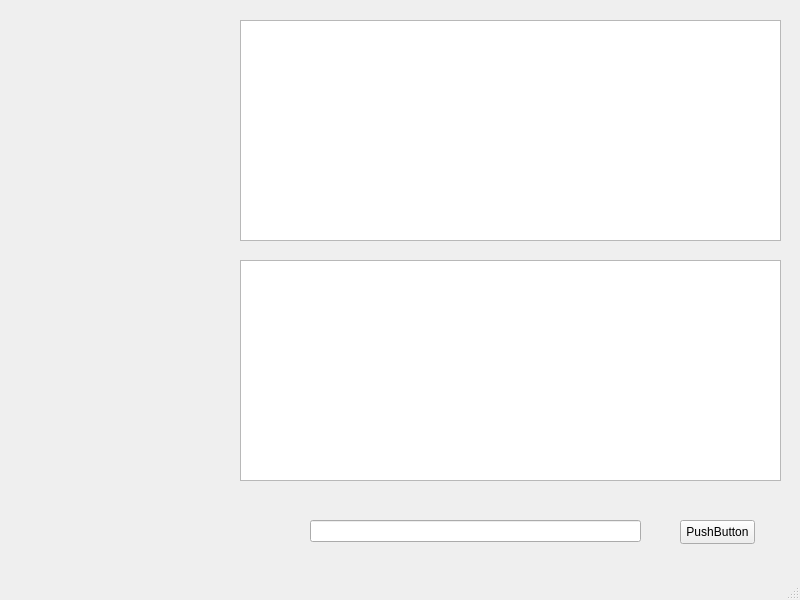
The window that untitled2/client.ui (jungyeonwoo265/qt-creator-TCP) describes before a commit, drawn with Qt 5.
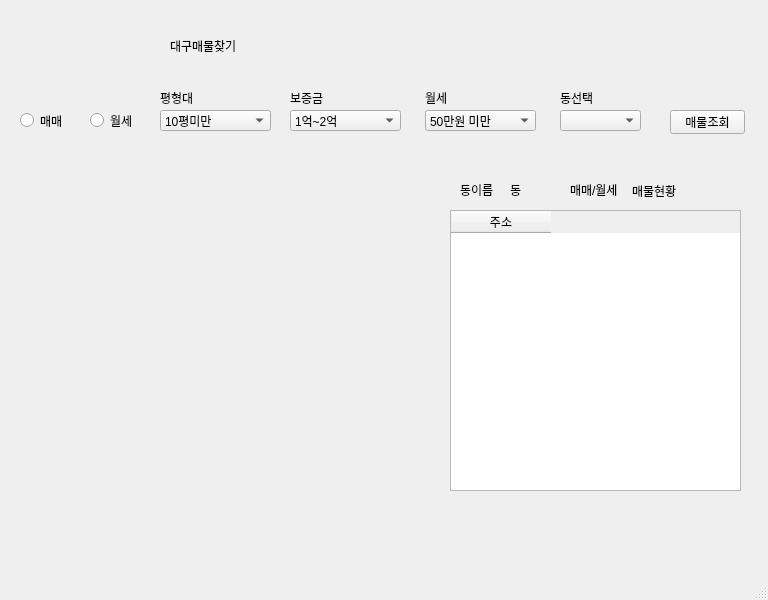
The same window after the commit.

What changed in the file:
```diff
--- a/untitled2/client.ui
+++ b/untitled2/client.ui
@@ -6,7 +6,7 @@
    <rect>
     <x>0</x>
     <y>0</y>
-    <width>800</width>
+    <width>768</width>
     <height>600</height>
    </rect>
   </property>
@@ -14,48 +14,463 @@
    <string>MainWindow</string>
   </property>
   <widget class="QWidget" name="centralwidget">
-   <widget class="QTextEdit" name="textEdit">
+   <widget class="QLabel" name="label">
     <property name="geometry">
      <rect>
-      <x>240</x>
-      <y>260</y>
-      <width>541</width>
-      <height>221</height>
+      <x>170</x>
+      <y>20</y>
+      <width>241</width>
+      <height>51</height>
      </rect>
     </property>
+    <property name="text">
+     <string>대구매물찾기</string>
+    </property>
    </widget>
-   <widget class="QLineEdit" name="lineEdit">
+   <widget class="QRadioButton" name="radioButton">
     <property name="geometry">
      <rect>
-      <x>310</x>
-      <y>520</y>
-      <width>331</width>
-      <height>22</height>
+      <x>20</x>
+      <y>110</y>
+      <width>61</width>
+      <height>21</height>
      </rect>
+    </property>
+    <property name="text">
+     <string>매매</string>
+    </property>
+   </widget>
+   <widget class="QRadioButton" name="radioButton_2">
+    <property name="geometry">
+     <rect>
+      <x>90</x>
+      <y>110</y>
+      <width>71</width>
+      <height>21</height>
+     </rect>
+    </property>
+    <property name="text">
+     <string>월세</string>
     </property>
    </widget>
    <widget class="QPushButton" name="pushButton">
     <property name="geometry">
      <rect>
-      <x>680</x>
-      <y>520</y>
+      <x>670</x>
+      <y>110</y>
       <width>75</width>
       <height>24</height>
      </rect>
     </property>
     <property name="text">
-     <string>PushButton</string>
+     <string>매물조회</string>
     </property>
    </widget>
-   <widget class="QTableWidget" name="tableWidget">
+   <widget class="QStackedWidget" name="stackedWidget">
     <property name="geometry">
      <rect>
-      <x>240</x>
-      <y>20</y>
-      <width>541</width>
-      <height>221</height>
+      <x>150</x>
+      <y>80</y>
+      <width>501</width>
+      <height>61</height>
      </rect>
     </property>
+    <property name="currentIndex">
+     <number>0</number>
+    </property>
+    <widget class="QWidget" name="page">
+     <widget class="QComboBox" name="comboBox_2">
+      <property name="geometry">
+       <rect>
+        <x>140</x>
+        <y>30</y>
+        <width>111</width>
+        <height>21</height>
+       </rect>
+      </property>
+      <item>
+       <property name="text">
+        <string>1억~2억</string>
+       </property>
+      </item>
+      <item>
+       <property name="text">
+        <string>2억~3억</string>
+       </property>
+      </item>
+      <item>
+       <property name="text">
+        <string>3억~4억</string>
+       </property>
+      </item>
+      <item>
+       <property name="text">
+        <string>4억~5억</string>
+       </property>
+      </item>
+      <item>
+       <property name="text">
+        <string>5억~6억</string>
+       </property>
+      </item>
+      <item>
+       <property name="text">
+        <string>6억~7억</string>
+       </property>
+      </item>
+      <item>
+       <property name="text">
+        <string>7억~8억</string>
+       </property>
+      </item>
+      <item>
+       <property name="text">
+        <string>8억~9억</string>
+       </property>
+      </item>
+      <item>
+       <property name="text">
+        <string>~10억</string>
+       </property>
+      </item>
+     </widget>
+     <widget class="QComboBox" name="comboBox_3">
+      <property name="geometry">
+       <rect>
+        <x>275</x>
+        <y>30</y>
+        <width>111</width>
+        <height>21</height>
+       </rect>
+      </property>
+      <item>
+       <property name="text">
+        <string>50만원 미만</string>
+       </property>
+      </item>
+      <item>
+       <property name="text">
+        <string>50~70만원</string>
+       </property>
+      </item>
+      <item>
+       <property name="text">
+        <string>71~90만원</string>
+       </property>
+      </item>
+      <item>
+       <property name="text">
+        <string>91~110만원</string>
+       </property>
+      </item>
+      <item>
+       <property name="text">
+        <string>111~130만원</string>
+       </property>
+      </item>
+      <item>
+       <property name="text">
+        <string>131~150만원</string>
+       </property>
+      </item>
+     </widget>
+     <widget class="QLabel" name="label_2">
+      <property name="geometry">
+       <rect>
+        <x>140</x>
+        <y>10</y>
+        <width>48</width>
+        <height>16</height>
+       </rect>
+      </property>
+      <property name="text">
+       <string>보증금</string>
+      </property>
+     </widget>
+     <widget class="QLabel" name="label_3">
+      <property name="geometry">
+       <rect>
+        <x>275</x>
+        <y>10</y>
+        <width>48</width>
+        <height>16</height>
+       </rect>
+      </property>
+      <property name="text">
+       <string>월세</string>
+      </property>
+     </widget>
+     <widget class="QLabel" name="label_4">
+      <property name="geometry">
+       <rect>
+        <x>10</x>
+        <y>10</y>
+        <width>48</width>
+        <height>16</height>
+       </rect>
+      </property>
+      <property name="text">
+       <string>평형대</string>
+      </property>
+     </widget>
+     <widget class="QComboBox" name="comboBox_4">
+      <property name="geometry">
+       <rect>
+        <x>410</x>
+        <y>30</y>
+        <width>81</width>
+        <height>21</height>
+       </rect>
+      </property>
+     </widget>
+     <widget class="QLabel" name="label_8">
+      <property name="geometry">
+       <rect>
+        <x>410</x>
+        <y>10</y>
+        <width>48</width>
+        <height>16</height>
+       </rect>
+      </property>
+      <property name="text">
+       <string>동선택</string>
+      </property>
+     </widget>
+    </widget>
+    <widget class="QWidget" name="page_2">
+     <widget class="QComboBox" name="comboBox_5">
+      <property name="geometry">
+       <rect>
+        <x>150</x>
+        <y>30</y>
+        <width>131</width>
+        <height>21</height>
+       </rect>
+      </property>
+      <item>
+       <property name="text">
+        <string>~1000만원</string>
+       </property>
+      </item>
+      <item>
+       <property name="text">
+        <string>1000~2000만원</string>
+       </property>
+      </item>
+      <item>
+       <property name="text">
+        <string>2000~3000만원</string>
+       </property>
+      </item>
+      <item>
+       <property name="text">
+        <string>3000~4000만원</string>
+       </property>
+      </item>
+      <item>
+       <property name="text">
+        <string>4000~5000만원</string>
+       </property>
+      </item>
+      <item>
+       <property name="text">
+        <string>5000~6000만원</string>
+       </property>
+      </item>
+      <item>
+       <property name="text">
+        <string>6000~7000만원</string>
+       </property>
+      </item>
+      <item>
+       <property name="text">
+        <string>7000~8000만원</string>
+       </property>
+      </item>
+      <item>
+       <property name="text">
+        <string>8000~9000만원</string>
+       </property>
+      </item>
+      <item>
+       <property name="text">
+        <string>9000~1억</string>
+       </property>
+      </item>
+      <item>
+       <property name="text">
+        <string/>
+       </property>
+      </item>
+     </widget>
+     <widget class="QLabel" name="label_9">
+      <property name="geometry">
+       <rect>
+        <x>310</x>
+        <y>10</y>
+        <width>48</width>
+        <height>16</height>
+       </rect>
+      </property>
+      <property name="text">
+       <string>동선택</string>
+      </property>
+     </widget>
+     <widget class="QLabel" name="label_10">
+      <property name="geometry">
+       <rect>
+        <x>10</x>
+        <y>10</y>
+        <width>48</width>
+        <height>16</height>
+       </rect>
+      </property>
+      <property name="text">
+       <string>평형대</string>
+      </property>
+     </widget>
+     <widget class="QLabel" name="label_11">
+      <property name="geometry">
+       <rect>
+        <x>150</x>
+        <y>10</y>
+        <width>48</width>
+        <height>16</height>
+       </rect>
+      </property>
+      <property name="text">
+       <string>매매가</string>
+      </property>
+     </widget>
+     <widget class="QComboBox" name="comboBox_6">
+      <property name="geometry">
+       <rect>
+        <x>310</x>
+        <y>30</y>
+        <width>81</width>
+        <height>21</height>
+       </rect>
+      </property>
+     </widget>
+    </widget>
+   </widget>
+   <widget class="QComboBox" name="comboBox_1">
+    <property name="geometry">
+     <rect>
+      <x>160</x>
+      <y>110</y>
+      <width>111</width>
+      <height>21</height>
+     </rect>
+    </property>
+    <item>
+     <property name="text">
+      <string>10평미만</string>
+     </property>
+    </item>
+    <item>
+     <property name="text">
+      <string>10~20평</string>
+     </property>
+    </item>
+    <item>
+     <property name="text">
+      <string>21평~30평</string>
+     </property>
+    </item>
+    <item>
+     <property name="text">
+      <string>31평~40평</string>
+     </property>
+    </item>
+    <item>
+     <property name="text">
+      <string>41평~50평</string>
+     </property>
+    </item>
+   </widget>
+   <widget class="QStackedWidget" name="stackedWidget_2">
+    <property name="geometry">
+     <rect>
+      <x>10</x>
+      <y>170</y>
+      <width>741</width>
+      <height>331</height>
+     </rect>
+    </property>
+    <property name="currentIndex">
+     <number>1</number>
+    </property>
+    <widget class="QWidget" name="page_6"/>
+    <widget class="QWidget" name="page_5">
+     <widget class="QLabel" name="label_12">
+      <property name="geometry">
+       <rect>
+        <x>450</x>
+        <y>12</y>
+        <width>36</width>
+        <height>16</height>
+       </rect>
+      </property>
+      <property name="text">
+       <string>동이름</string>
+      </property>
+     </widget>
+     <widget class="QLabel" name="label_13">
+      <property name="geometry">
+       <rect>
+        <x>500</x>
+        <y>12</y>
+        <width>12</width>
+        <height>16</height>
+       </rect>
+      </property>
+      <property name="text">
+       <string>동</string>
+      </property>
+     </widget>
+     <widget class="QLabel" name="label_14">
+      <property name="geometry">
+       <rect>
+        <x>560</x>
+        <y>12</y>
+        <width>53</width>
+        <height>16</height>
+       </rect>
+      </property>
+      <property name="text">
+       <string>매매/월세</string>
+      </property>
+     </widget>
+     <widget class="QLabel" name="label_15">
+      <property name="geometry">
+       <rect>
+        <x>622</x>
+        <y>13</y>
+        <width>48</width>
+        <height>16</height>
+       </rect>
+      </property>
+      <property name="text">
+       <string>매물현황</string>
+      </property>
+     </widget>
+     <widget class="QTableWidget" name="tableWidget">
+      <property name="geometry">
+       <rect>
+        <x>440</x>
+        <y>40</y>
+        <width>291</width>
+        <height>281</height>
+       </rect>
+      </property>
+      <column>
+       <property name="text">
+        <string>주소</string>
+       </property>
+      </column>
+     </widget>
+    </widget>
    </widget>
   </widget>
   <widget class="QMenuBar" name="menubar">
```
Left out of the diff: 2 changed lines with no effect on the pictures.
